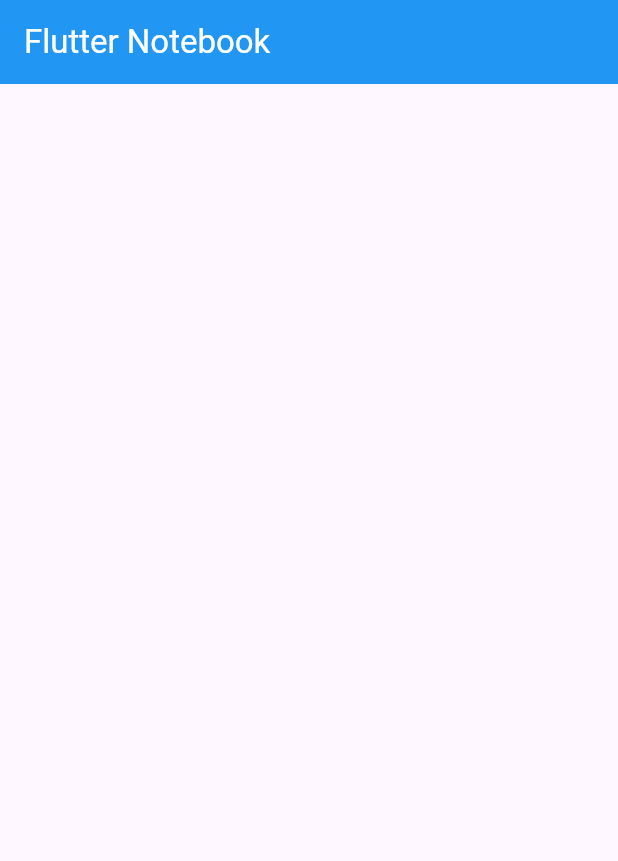
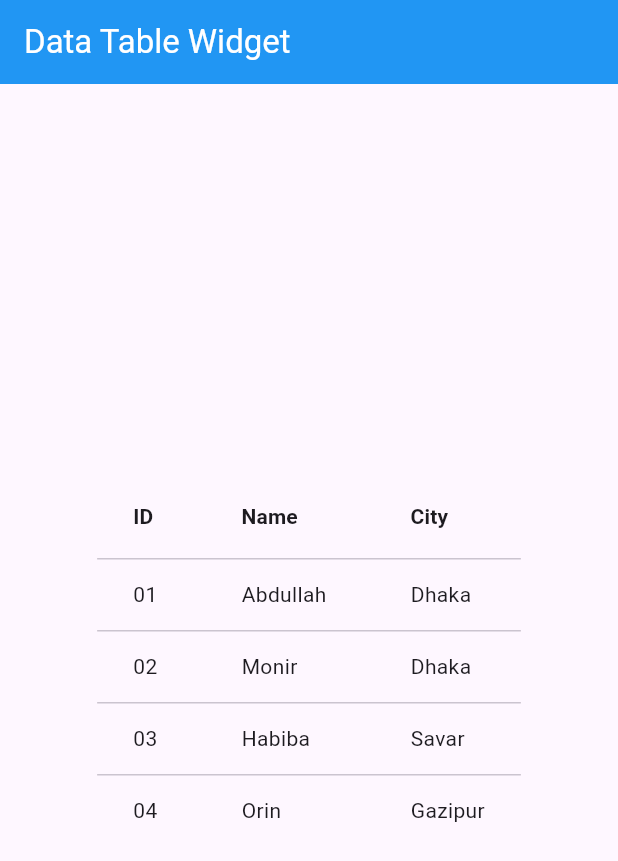
Before and after one commit to monir996/flutter-notebook, a Flutter app: the screen it shows after launch, on a phone screen of 412 x 824 dp. Shown: the top 861 px of the screen. Run offline on Flutter 3.47's test engine with Material 3 defaults, Android fonts, the light colour scheme and no system bars.

Commit message:
data table - initial

```diff
--- a/lib/home_screen.dart
+++ b/lib/home_screen.dart
@@ -13,11 +13,47 @@
   Widget build(BuildContext context) {
 
     return Scaffold(
-      appBar: AppBar(title: Text("Flutter Notebook", style: TextStyle(color: Colors.white)), backgroundColor: Colors.blue),
+      appBar: AppBar(title: Text("Data Table Widget", style: TextStyle(color: Colors.white)), backgroundColor: Colors.blue),
 
-      // ----------------------- Main Branch  ==> Basic Structure ------------------
+      // ----------------------- Branch 49 ==> Data Table Widget ------------------
 
-      body: Center(),
+      body: Center(
+
+        child: DataTable(
+            columns: [
+              DataColumn(label: Text("ID", style: TextStyle(fontWeight: FontWeight.bold))),
+              DataColumn(label: Text("Name", style: TextStyle(fontWeight: FontWeight.bold))),
+              DataColumn(label: Text("City", style: TextStyle(fontWeight: FontWeight.bold))),
+            ],
+
+            rows: [
+              DataRow(cells: [
+                DataCell(Text("01")),
+                DataCell(Text("Abdullah")),
+                DataCell(Text("Dhaka")),
+              ]),
+
+              DataRow(cells: [
+                DataCell(Text("02")),
+                DataCell(Text("Monir")),
+                DataCell(Text("Dhaka")),
+              ]),
+
+              DataRow(cells: [
+                DataCell(Text("03")),
+                DataCell(Text("Habiba")),
+                DataCell(Text("Savar")),
+              ]),
+
+              DataRow(cells: [
+                DataCell(Text("04")),
+                DataCell(Text("Orin")),
+                DataCell(Text("Gazipur")),
+              ]),
+            ]
+
+        ),
+      ),
     );
   }
 }
```
